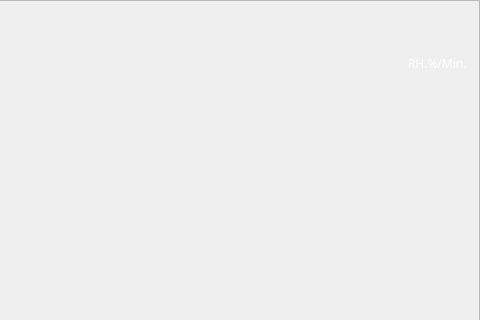
The window that hfIIMS/src/hfwetdisplay.ui (lijingping/hfIIMS) describes before a commit, drawn with Qt 5; both pictures show x 243 to 723 and y 0 to 320 of the 723 by 480 pixel window.
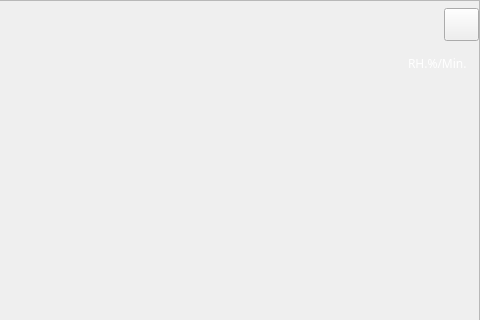
The same window after the commit. Icons and pictures are not drawn.

Patch:
```diff
--- a/hfIIMS/src/hfwetdisplay.ui
+++ b/hfIIMS/src/hfwetdisplay.ui
@@ -90,7 +90,7 @@
         </widget>
        </item>
        <item>
-        <widget class="QLabel" name="set">
+        <widget class="QPushButton" name="wet_set">
          <property name="minimumSize">
           <size>
            <width>35</width>
@@ -104,7 +104,7 @@
           </size>
          </property>
          <property name="styleSheet">
-          <string notr="true">image: url(:/img/set.png);</string>
+          <string notr="true">border-image: url(:/img/set.png);</string>
          </property>
          <property name="text">
           <string/>
```
